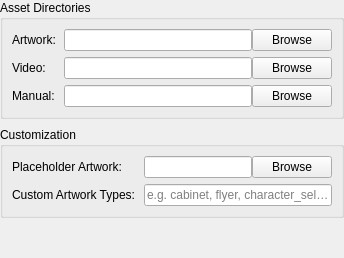
The window that src/ui/dialogs/artworktabpanel.ui (EtherAura/Kartend) describes before a commit, drawn with Qt 5.
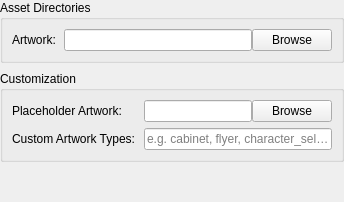
The same window after the commit.

```diff
--- a/src/ui/dialogs/artworktabpanel.ui
+++ b/src/ui/dialogs/artworktabpanel.ui
@@ -22,20 +22,6 @@
         <item><widget class="QPushButton" name="browseArtworkDirButton"><property name="text"><string>Browse</string></property></widget></item>
        </layout>
       </item>
-      <item row="1" column="0"><widget class="QLabel" name="label_videoDir"><property name="text"><string>Video:</string></property></widget></item>
-      <item row="1" column="1">
-       <layout class="QHBoxLayout" name="videoDirLayout">
-        <item><widget class="QLineEdit" name="videoDirLineEdit"><property name="toolTip"><string>Directory containing per-item preview videos. Files are matched by base name (e.g. SuperMario.mp4 for SuperMario.smc).</string></property></widget></item>
-        <item><widget class="QPushButton" name="browseVideoDirButton"><property name="text"><string>Browse</string></property></widget></item>
-       </layout>
-      </item>
-      <item row="2" column="0"><widget class="QLabel" name="label_manualDir"><property name="text"><string>Manual:</string></property></widget></item>
-      <item row="2" column="1">
-       <layout class="QHBoxLayout" name="manualDirLayout">
-        <item><widget class="QLineEdit" name="manualDirLineEdit"><property name="toolTip"><string>Directory containing per-item manual files (PDF, EPUB, TXT, etc.). Files are matched by base name (e.g. SuperMario.pdf for SuperMario.smc). Per-item overrides can be set via the right-click menu.</string></property></widget></item>
-        <item><widget class="QPushButton" name="browseManualDirButton"><property name="text"><string>Browse</string></property></widget></item>
-       </layout>
-      </item>
      </layout>
     </widget>
    </item>
```
Left out of the diff: 2 changed lines with no effect on the pictures.
